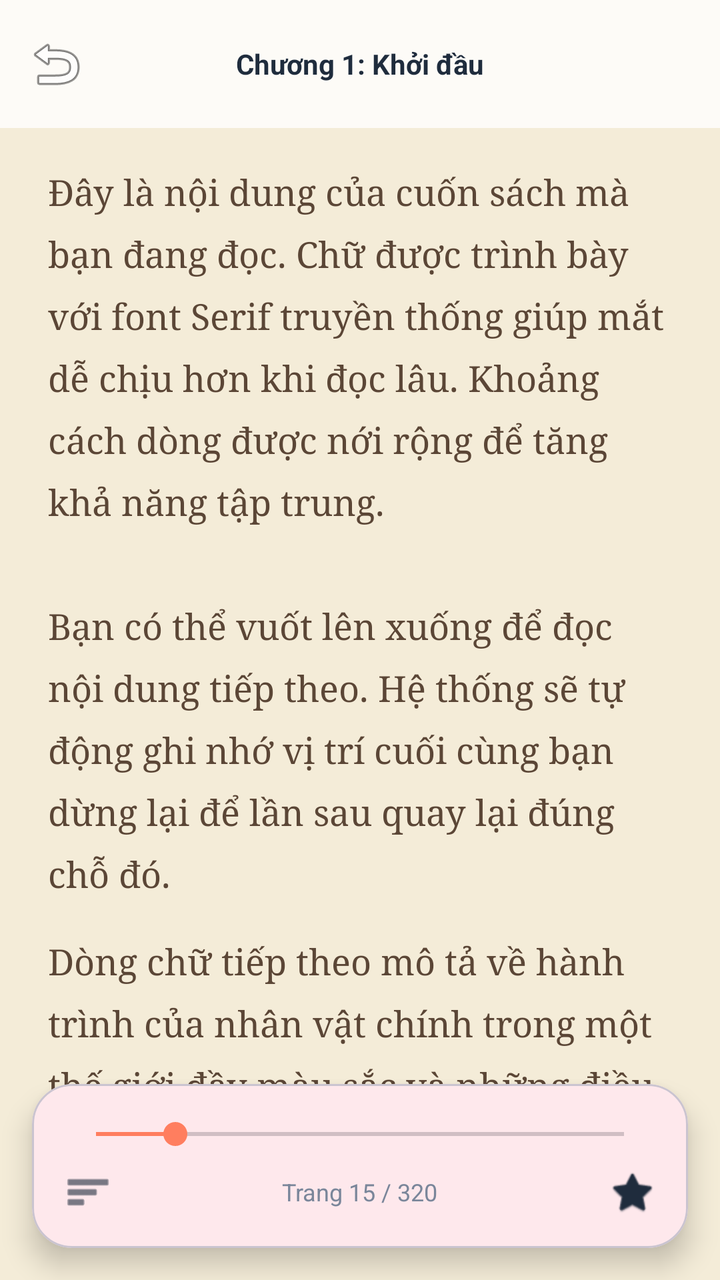
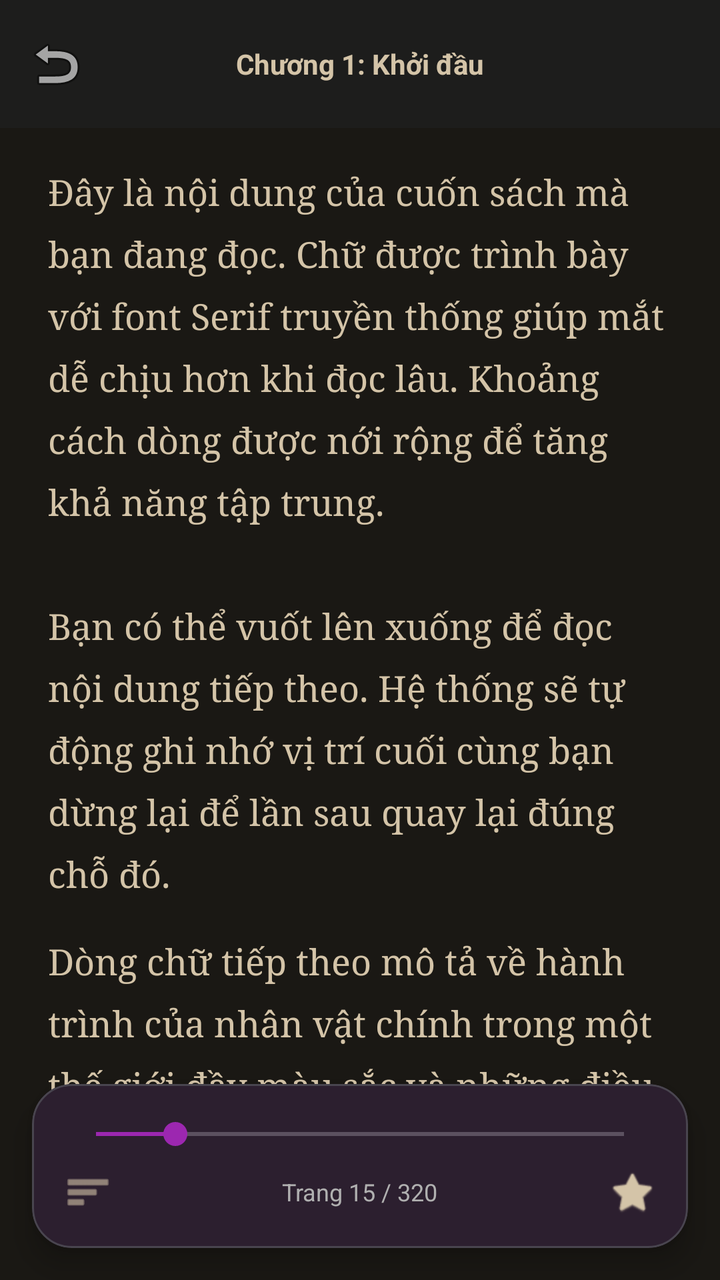

The first picture is an Android layout as it rendered before a commit; the second is the same layout after the commit. The layout source and the unified diff follow.
<!-- AndroidManifest.xml: application theme Theme.BookReadingApp -->
<!-- res/layout/activity_reading.xml -->
<?xml version="1.0" encoding="utf-8"?>
<androidx.constraintlayout.widget.ConstraintLayout xmlns:android="http://schemas.android.com/apk/res/android"
    xmlns:app="http://schemas.android.com/apk/res-auto"
    android:layout_width="match_parent"
    android:layout_height="match_parent"
    android:background="@color/sepia_bg">

    
    <com.google.android.material.appbar.AppBarLayout
        android:id="@+id/reading_app_bar"
        android:layout_width="match_parent"
        android:layout_height="wrap_content"
        android:background="#CCFFFFFF"
        app:layout_constraintTop_toTopOf="parent">
        <androidx.appcompat.widget.Toolbar
            android:layout_width="match_parent"
            android:layout_height="?attr/actionBarSize"
            app:navigationIcon="@android:drawable/ic_menu_revert"
            app:navigationIconTint="@color/brand_text_navy">
            <TextView
                android:layout_width="wrap_content"
                android:layout_height="wrap_content"
                android:layout_gravity="center"
                android:text="Chương 1: Khởi đầu"
                android:textColor="@color/brand_text_navy"
                android:textStyle="bold" />
        </androidx.appcompat.widget.Toolbar>
    </com.google.android.material.appbar.AppBarLayout>

    
    <androidx.core.widget.NestedScrollView
        android:layout_width="match_parent"
        android:layout_height="match_parent"
        android:padding="24dp">

        <LinearLayout
            android:layout_width="match_parent"
            android:layout_height="wrap_content"
            android:orientation="vertical"
            android:paddingTop="60dp"
            android:paddingBottom="100dp">

            <TextView
                android:layout_width="match_parent"
                android:layout_height="wrap_content"
                android:fontFamily="serif"
                android:lineSpacingExtra="10dp"
                android:text="Đây là nội dung của cuốn sách mà bạn đang đọc. Chữ được trình bày với font Serif truyền thống giúp mắt dễ chịu hơn khi đọc lâu. Khoảng cách dòng được nới rộng để tăng khả năng tập trung.\n\nBạn có thể vuốt lên xuống để đọc nội dung tiếp theo. Hệ thống sẽ tự động ghi nhớ vị trí cuối cùng bạn dừng lại để lần sau quay lại đúng chỗ đó."
                android:textColor="@color/sepia_text"
                android:textSize="18sp" />

            <TextView
                android:layout_width="match_parent"
                android:layout_height="wrap_content"
                android:layout_marginTop="20dp"
                android:fontFamily="serif"
                android:lineSpacingExtra="10dp"
                android:text="Dòng chữ tiếp theo mô tả về hành trình của nhân vật chính trong một thế giới đầy màu sắc và những điều kỳ thú đang chờ đợi phía trước..."
                android:textColor="@color/sepia_text"
                android:textSize="18sp" />
        </LinearLayout>
    </androidx.core.widget.NestedScrollView>

    
    <com.google.android.material.card.MaterialCardView
        android:id="@+id/reading_footer"
        android:layout_width="match_parent"
        android:layout_height="wrap_content"
        android:layout_margin="16dp"
        app:cardCornerRadius="20dp"
        app:cardElevation="8dp"
        app:layout_constraintBottom_toBottomOf="parent">

        <LinearLayout
            android:layout_width="match_parent"
            android:layout_height="wrap_content"
            android:orientation="vertical"
            android:padding="16dp">

            <SeekBar
                android:layout_width="match_parent"
                android:layout_height="wrap_content"
                android:progress="15"
                android:progressTint="@color/brand_orange"
                android:thumbTint="@color/brand_orange" />

            <RelativeLayout
                android:layout_width="match_parent"
                android:layout_height="wrap_content"
                android:layout_marginTop="8dp">

                <ImageView
                    android:id="@+id/btn_font_settings"
                    android:layout_width="24dp"
                    android:layout_height="24dp"
                    android:src="@android:drawable/ic_menu_sort_by_size"
                    app:tint="@color/brand_text_navy" />

                <TextView
                    android:layout_width="wrap_content"
                    android:layout_height="wrap_content"
                    android:layout_centerInParent="true"
                    android:text="Trang 15 / 320"
                    android:textColor="@color/brand_text_gray"
                    android:textSize="12sp" />

                <ImageView
                    android:layout_width="24dp"
                    android:layout_height="24dp"
                    android:layout_alignParentEnd="true"
                    android:src="@android:drawable/btn_star_big_off"
                    app:tint="@color/brand_text_navy" />
            </RelativeLayout>
        </LinearLayout>
    </com.google.android.material.card.MaterialCardView>

</androidx.constraintlayout.widget.ConstraintLayout>
<!-- resources referenced by this layout -->
<resources>
  <color name="brand_orange">#FF7E5F</color>
  <color name="brand_text_gray">#7A869A</color>
  <color name="brand_text_navy">#1F2C3D</color>
  <color name="sepia_bg">#F4ECD8</color>
  <color name="sepia_text">#5B4636</color>
  <style name="Theme.BookReadingApp" parent="Base.Theme.BookReadingApp" />
  <style name="Base.Theme.BookReadingApp" parent="Theme.Material3.DayNight.NoActionBar">
          
          <item name="colorPrimary">@color/primary</item>
          <item name="android:windowBackground">@color/background_pastel</item>
          <item name="android:statusBarColor">@color/background_pastel</item>
          <item name="android:windowLightStatusBar" tools:targetApi="m">true</item>
      </style>
  <color name="primary">@color/brand_orange</color>
  <color name="background_pastel">#FFFBF7</color>
</resources>

<!-- the commit's change to res/layout/activity_reading.xml (unified diff, before → after) -->
@@ -10,19 +10,19 @@
         android:id="@+id/reading_app_bar"
         android:layout_width="match_parent"
         android:layout_height="wrap_content"
-        android:background="#CCFFFFFF"
+        android:background="@color/reading_toolbar"
         app:layout_constraintTop_toTopOf="parent">
         <androidx.appcompat.widget.Toolbar
             android:layout_width="match_parent"
             android:layout_height="?attr/actionBarSize"
             app:navigationIcon="@android:drawable/ic_menu_revert"
-            app:navigationIconTint="@color/brand_text_navy">
+            app:navigationIconTint="@color/sepia_text">
             <TextView
                 android:layout_width="wrap_content"
                 android:layout_height="wrap_content"
                 android:layout_gravity="center"
                 android:text="Chương 1: Khởi đầu"
-                android:textColor="@color/brand_text_navy"
+                android:textColor="@color/sepia_text"
                 android:textStyle="bold" />
         </androidx.appcompat.widget.Toolbar>
     </com.google.android.material.appbar.AppBarLayout>
@@ -81,8 +81,8 @@
                 android:layout_width="match_parent"
                 android:layout_height="wrap_content"
                 android:progress="15"
-                android:progressTint="@color/brand_orange"
-                android:thumbTint="@color/brand_orange" />
+                android:progressTint="@color/brand_purple"
+                android:thumbTint="@color/brand_purple" />
 
             <RelativeLayout
                 android:layout_width="match_parent"
@@ -94,7 +94,7 @@
                     android:layout_width="24dp"
                     android:layout_height="24dp"
                     android:src="@android:drawable/ic_menu_sort_by_size"
-                    app:tint="@color/brand_text_navy" />
+                    app:tint="@color/sepia_text" />
 
                 <TextView
                     android:layout_width="wrap_content"
@@ -109,7 +109,7 @@
                     android:layout_height="24dp"
                     android:layout_alignParentEnd="true"
                     android:src="@android:drawable/btn_star_big_off"
-                    app:tint="@color/brand_text_navy" />
+                    app:tint="@color/sepia_text" />
             </RelativeLayout>
         </LinearLayout>
     </com.google.android.material.card.MaterialCardView>
<!-- resource entries referenced after the edit -->
@@ -1,19 +1,33 @@
 <!-- resources referenced by this layout -->
 <resources>
-  <color name="brand_orange">#FF7E5F</color>
-  <color name="brand_text_gray">#7A869A</color>
-  <color name="brand_text_navy">#1F2C3D</color>
-  <color name="sepia_bg">#F4ECD8</color>
-  <color name="sepia_text">#5B4636</color>
+  <color name="brand_purple">#9C27B0</color>
+  <color name="brand_text_gray">#B0B0B0</color>
+  <color name="reading_toolbar">#CC1E1E1E</color>
+  <color name="sepia_bg">#1A1814</color>
+  <color name="sepia_text">#D4C4A8</color>
   <style name="Theme.BookReadingApp" parent="Base.Theme.BookReadingApp" />
-  <style name="Base.Theme.BookReadingApp" parent="Theme.Material3.DayNight.NoActionBar">
-          
-          <item name="colorPrimary">@color/primary</item>
-          <item name="android:windowBackground">@color/background_pastel</item>
-          <item name="android:statusBarColor">@color/background_pastel</item>
-          <item name="android:windowLightStatusBar" tools:targetApi="m">true</item>
+  <style name="Base.Theme.BookReadingApp" parent="Theme.Material3.Dark.NoActionBar">
+          <item name="colorPrimary">@color/brand_purple</item>
+          <item name="colorOnPrimary">@color/white</item>
+          <item name="colorPrimaryContainer">@color/brand_purple_deep</item>
+          <item name="colorOnPrimaryContainer">@color/white</item>
+          <item name="colorSecondary">@color/brand_green</item>
+          <item name="colorOnSecondary">@color/white</item>
+          <item name="colorSurface">@color/surface_card</item>
+          <item name="colorOnSurface">@color/white</item>
+          <item name="colorSurfaceVariant">@color/surface_elevated</item>
+          <item name="colorOnSurfaceVariant">@color/brand_text_gray</item>
+          <item name="android:colorBackground">@color/background_dark</item>
+          <item name="android:windowBackground">@color/background_dark</item>
+          <item name="android:statusBarColor">@color/background_dark</item>
+          <item name="android:navigationBarColor">@color/background_dark</item>
+          <item name="android:windowLightStatusBar" tools:targetApi="m">false</item>
       </style>
-  <color name="primary">@color/brand_orange</color>
-  <color name="background_pastel">#FFFBF7</color>
+  <color name="white">#FFFFFF</color>
+  <color name="brand_purple_deep">#4A2B8C</color>
+  <color name="brand_green">#4CAF50</color>
+  <color name="surface_card">#1E1E1E</color>
+  <color name="surface_elevated">#2A2A2A</color>
+  <color name="background_dark">#121212</color>
 </resources>
 
